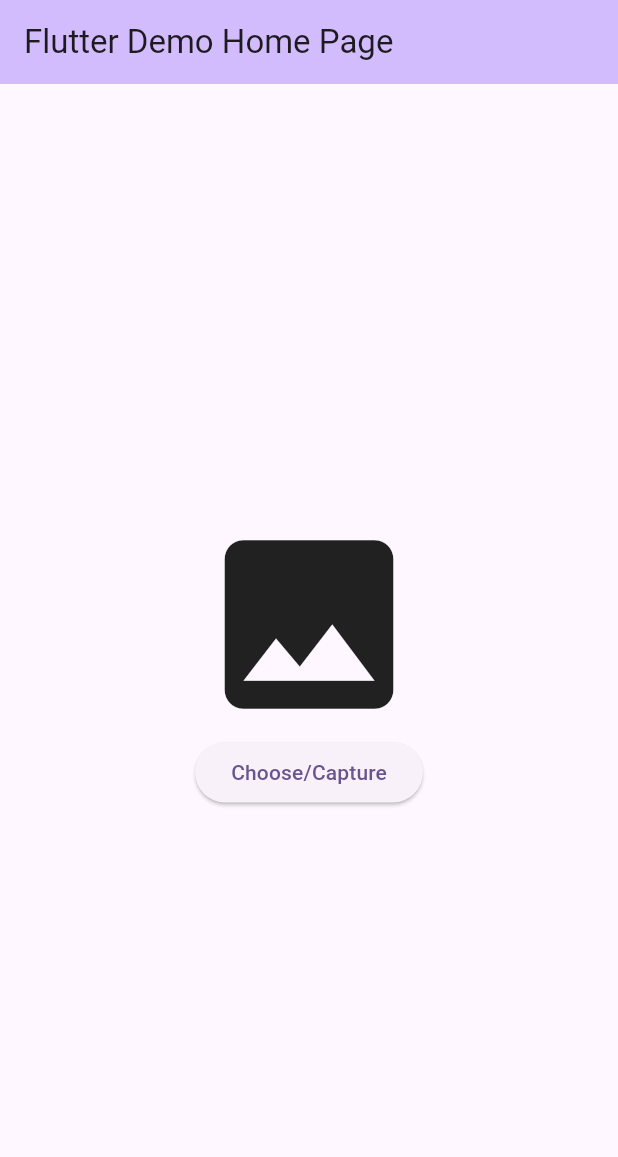
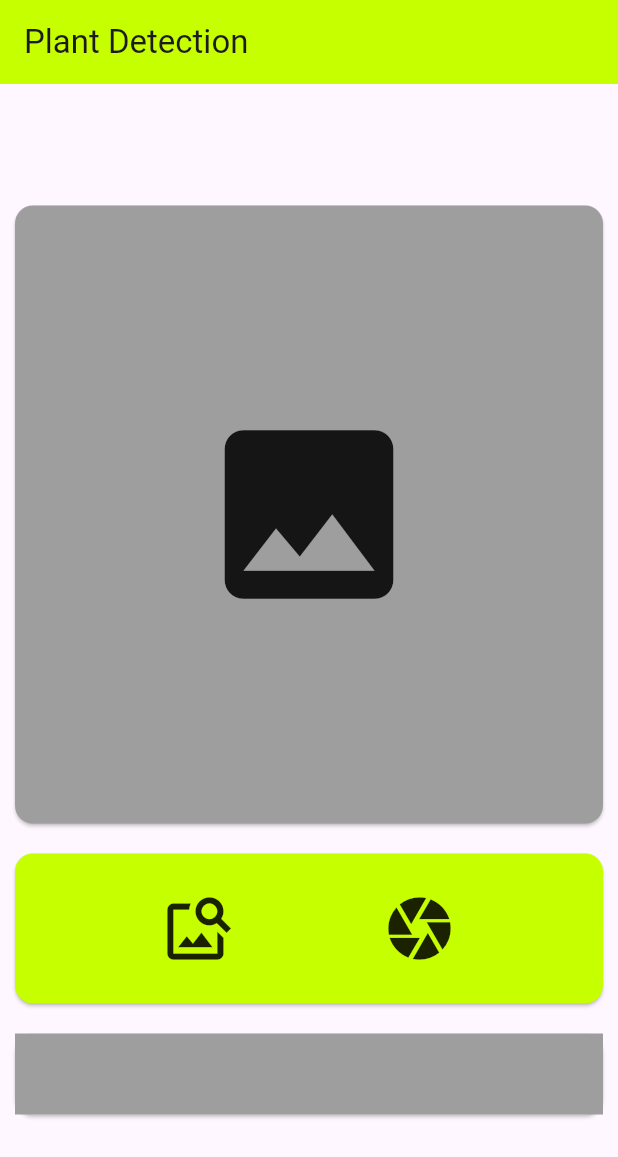
Before and after one commit to ZaidShaikh01/ImageDetection, a Flutter app: the screen it shows after launch, on a phone screen of 412 x 824 dp. Shown: the top 1157 px of the screen. Run offline on Flutter 3.47's test engine with Material 3 defaults, Android fonts, the phone set to English and light mode, and no system bars; our stand-ins replace image_picker; missing offline and left inert: google_mlkit_image_labeling.

Commit message:
Camera feature added

```diff
--- a/lib/main.dart
+++ b/lib/main.dart
@@ -1,6 +1,7 @@
 import 'dart:io';
 
 import 'package:flutter/material.dart';
+import 'package:google_mlkit_image_labeling/google_mlkit_image_labeling.dart';
 import 'package:image_picker/image_picker.dart';
 
 void main() {
@@ -37,35 +38,60 @@ class _MyHomePageState extends State<MyHomePage> {
   int _counter = 0;
   File? image;
   late ImagePicker imagePicker;
+  late ImageLabeler labeler;
 
   @override
   void initState() {
     // TODO: implement initState
     super.initState();
     imagePicker = ImagePicker();
+    ImageLabelerOptions options = ImageLabelerOptions(confidenceThreshold: 0.5);
+    labeler = ImageLabeler(options: options);
   }
 
   chooseImage() async {
-    XFile? selectedImage = await imagePicker.pickImage(
-        source: ImageSource.gallery);
+    XFile? selectedImage =
+        await imagePicker.pickImage(source: ImageSource.gallery);
     if (selectedImage != null) {
       image = File(selectedImage.path);
-      setState(() {
-        image;
-      });
-    }
-  }
-    captureImage() async {
-      XFile? selectedImage = await imagePicker.pickImage(
-          source: ImageSource.camera);
-      if (selectedImage != null) {
-        image = File(selectedImage.path);
+      performImageLabeling();
       setState(() {
         image;
       });
     }
   }
 
+  captureImage() async {
+    XFile? selectedImage =
+        await imagePicker.pickImage(source: ImageSource.camera);
+    if (selectedImage != null) {
+      image = File(selectedImage.path);
+      performImageLabeling();
+      setState(() {
+        image;
+      });
+    }
+  }
+
+  String results = "";
+  performImageLabeling() async {
+    results = "";
+    InputImage inputImage = InputImage.fromFile(image!);
+
+    final List<ImageLabel> labels = await labeler.processImage(inputImage);
+
+    for (ImageLabel label in labels) {
+      final String text = label.label;
+      final int index = label.index;
+      final double confidence = label.confidence;
+      print(text + "  " + confidence.toString());
+      results += text + " " + confidence.toStringAsFixed(2) + "\n";
+    }
+
+    setState(() {
+      results;
+    });
+  }
 
   void _incrementCounter() {
     setState(() {
@@ -77,25 +103,70 @@ class _MyHomePageState extends State<MyHomePage> {
   Widget build(BuildContext context) {
     return Scaffold(
       appBar: AppBar(
-        backgroundColor: Theme.of(context).colorScheme.inversePrimary,
-        title: Text(widget.title),
+        backgroundColor: Colors.limeAccent.shade400,
+        title: Text("Plant Detection"),
       ),
       body: Center(
+        child: SingleChildScrollView(
           child: Column(
             mainAxisAlignment: MainAxisAlignment.center,
             children: <Widget>[
-            image == null
+              Card(
+                color: Colors.grey,
+                margin: EdgeInsets.all(10),
+                child: Container(
+                  width: MediaQuery.of(context).size.width,
+                  height: MediaQuery.of(context).size.height / 2,
+                  child: image == null
                       ? const Icon(
                           Icons.image,
                           size: 150,
                         )
                       : Image.file(image!),
-            ElevatedButton(onPressed: () {
+                ),
+              ),
+              Card(
+                margin: EdgeInsets.all(10),
+                color: Colors.limeAccent.shade400,
+                child: Container(
+                  height: 100,
+                  child: Row(
+                    children: [
+                      InkWell(
+                        child: Icon(
+                          Icons.image_search,
+                          size: 50,
+                        ),
+                        onTap: () {
                           chooseImage();
-            },onLongPress: (){
+                        },
+                      ),
+                      InkWell(
+                        child: Icon(
+                          Icons.camera,
+                          size: 50,
+                        ),
+                        onTap: () {
                           captureImage();
-            }, child: Text("Choose/Capture"))
+                        },
+                      ),
                     ],
+                    mainAxisAlignment: MainAxisAlignment.spaceEvenly,
+                  ),
+                ),
+              ),
+              Card(
+                child: Container(
+                  color: Colors.grey,
+                  child: Text(results,style: TextStyle(fontSize: 24,color: Colors.black),),
+                  width: MediaQuery.of(context).size.width,
+                  padding: EdgeInsets.all(10),
+                ),
+                margin: EdgeInsets.all(10),
+
+              ),
+            ],
+          ),
         ),
       ),
     );
--- a/pubspec.yaml
+++ b/pubspec.yaml
@@ -36,6 +36,7 @@ dependencies:
   # Use with the CupertinoIcons class for iOS style icons.
   cupertino_icons: ^1.0.8
   image_picker: ^1.1.2
+  google_mlkit_image_labeling: ^0.13.0
 
 dev_dependencies:
   flutter_test:
```
Also changed, not shown: pubspec.lock, 1 other file. Lines whose indentation alone changed are shown as unchanged.
